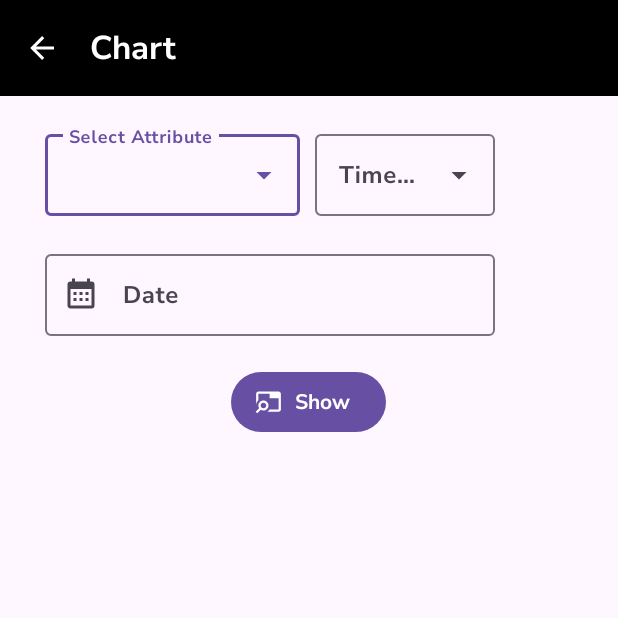
After one commit to d3m0l15h/AirView_NT118, an Android app: the ChartActivity screen opened directly, with no data from a screen before it, on a phone screen of 412 x 824 dp, the top half of it. The commit adds this screen. Run offline under Robolectric (Android 15) with nearby library versions, the phone set to English and light mode, and no system bars; Roboto replaces fonts that are not available here.

Commit message:
screen 5

```diff
--- a/app/src/main/AndroidManifest.xml
+++ b/app/src/main/AndroidManifest.xml
@@ -17,7 +17,8 @@
         android:roundIcon="@mipmap/air"
         android:supportsRtl="true"
         android:theme="@style/Theme.AirView"
-        tools:targetApi="31">
+        tools:targetApi="31"
+        >
 
         <meta-data
             android:name="com.google.android.geo.API_KEY"
@@ -37,6 +38,9 @@
             android:exported="false" />
         <activity
             android:name=".HomeActivity"
+            android:exported="false" />
+        <activity
+            android:name=".ChartActivity"
             android:exported="false" />
         <activity
             android:name=".DashboardActivity"
--- /dev/null
+++ b/app/src/main/java/uit/com/airview/ChartActivity.java
@@ -0,0 +1,86 @@
+package uit.com.airview;
+
+import android.annotation.SuppressLint;
+import android.content.Intent;
+import android.os.Bundle;
+import android.view.View;
+import android.widget.ArrayAdapter;
+
+import androidx.annotation.Nullable;
+import androidx.appcompat.app.AppCompatActivity;
+
+import com.google.android.material.appbar.MaterialToolbar;
+import com.google.android.material.datepicker.MaterialDatePicker;
+import com.google.android.material.datepicker.MaterialPickerOnPositiveButtonClickListener;
+import com.google.android.material.textfield.MaterialAutoCompleteTextView;
+import com.google.android.material.textfield.TextInputEditText;
+import com.google.android.material.textfield.TextInputLayout;
+
+import java.text.SimpleDateFormat;
+import java.util.Date;
+import java.util.Locale;
+
+public class ChartActivity extends AppCompatActivity {
+    private MaterialToolbar topAppBar;
+    private TextInputLayout dateTextField;
+    private TextInputEditText dateTextInput;
+//    privave AutoCompleteTextView attribiteDate;
+
+    @SuppressLint({"SetTextI18n", "ClickableViewAccessibility"})
+    @Override
+    protected void onCreate(@Nullable Bundle savedInstanceState) {
+        super.onCreate(savedInstanceState);
+        setContentView(R.layout.screen5);
+
+        topAppBar = findViewById(R.id.topAppBar);
+        dateTextField = findViewById(R.id.dateTextField);
+        dateTextInput = findViewById(R.id.dateTextInput);
+
+        String[] attrItems = {"Temperature", "Humidity", "CO2"};
+        String[] tfItems = {"Day", "Month", "Year"};
+        @SuppressLint("WrongViewCast")
+        MaterialAutoCompleteTextView attrTextField = findViewById(R.id.attributeMenu);
+        @SuppressLint("WrongViewCast")
+        MaterialAutoCompleteTextView tfTextField = findViewById(R.id.attributeMenu2); // Replace R.id.textField with your actual view ID
+        if (attrTextField != null) {
+            ArrayAdapter<String> adapter = new ArrayAdapter<>(this, android.R.layout.simple_dropdown_item_1line, attrItems);
+            attrTextField.setAdapter(adapter);
+        }
+
+        if (tfTextField != null) {
+            ArrayAdapter<String> adapter = new ArrayAdapter<>(this, android.R.layout.simple_dropdown_item_1line, tfItems);
+            tfTextField.setAdapter(adapter);
+        }
+
+        dateTextField.setStartIconOnClickListener(new View.OnClickListener() {
+            @Override
+            public void onClick(View v) {
+                MaterialDatePicker<Long> datePicker = MaterialDatePicker.Builder.datePicker()
+                        .setTitleText("Select date")
+                        .setSelection(MaterialDatePicker.todayInUtcMilliseconds())
+                        .build();
+
+                datePicker.show(getSupportFragmentManager(), datePicker.toString());
+
+                datePicker.addOnPositiveButtonClickListener(new MaterialPickerOnPositiveButtonClickListener<Long>() {
+                    @Override
+                    public void onPositiveButtonClick(Long selection) {
+                        String date = new SimpleDateFormat("dd/MM/yyyy", Locale.getDefault()).format(new Date(selection));
+                        dateTextInput.setText(date);
+                    }
+                });
+            }
+        });
+
+        topAppBar.setNavigationOnClickListener(new View.OnClickListener() {
+            @Override
+            public void onClick(View v) {
+                // Handle navigation icon press
+                Intent intent = new Intent(v.getContext(), DashboardActivity.class);
+                startActivity(intent);
+            }
+        });
+
+
+    }
+}
--- /dev/null
+++ b/app/src/main/res/drawable/back_btn.xml
@@ -0,0 +1,11 @@
+<!--  drawable/arrow_left.xml  -->
+<vector xmlns:android="http://schemas.android.com/apk/res/android"
+    android:width="24dp"
+    android:height="24dp"
+    android:tint="@color/white"
+    android:viewportWidth="24"
+    android:viewportHeight="24">
+    <path
+        android:fillColor="#000000"
+        android:pathData="M20,11V13H8L13.5,18.5L12.08,19.92L4.16,12L12.08,4.08L13.5,5.5L8,11H20Z" />
+</vector>
--- /dev/null
+++ b/app/src/main/res/drawable/calendar_month.xml
@@ -0,0 +1,10 @@
+<!--  drawable/calendar_month.xml  -->
+<vector xmlns:android="http://schemas.android.com/apk/res/android"
+    android:width="24dp"
+    android:height="24dp"
+    android:viewportWidth="24"
+    android:viewportHeight="24">
+    <path
+        android:fillColor="#000000"
+        android:pathData="M9,10V12H7V10H9M13,10V12H11V10H13M17,10V12H15V10H17M19,3A2,2 0 0,1 21,5V19A2,2 0 0,1 19,21H5C3.89,21 3,20.1 3,19V5A2,2 0 0,1 5,3H6V1H8V3H16V1H18V3H19M19,19V8H5V19H19M9,14V16H7V14H9M13,14V16H11V14H13M17,14V16H15V14H17Z" />
+</vector>
--- /dev/null
+++ b/app/src/main/res/drawable/tab_search.xml
@@ -0,0 +1,4 @@
+<!--  drawable/tab_search.xml  -->
+<vector xmlns:android="http://schemas.android.com/apk/res/android" android:height="24dp" android:width="24dp" android:viewportWidth="24" android:viewportHeight="24">
+    <path android:fillColor="#fff" android:pathData="M7.5 11C5 11 3 13 3 15.5C3 16.38 3.25 17.21 3.69 17.9L.61 21L2 22.39L5.12 19.32C5.81 19.75 6.63 20 7.5 20C10 20 12 18 12 15.5S10 11 7.5 11M7.5 18C6.12 18 5 16.88 5 15.5S6.12 13 7.5 13 10 14.12 10 15.5 8.88 18 7.5 18M23 5V19C23 20.11 22.11 21 21 21H10.95C11.76 20.5 12.45 19.81 12.97 19H21V9H13V5H3V10.82C1.77 12 1 13.66 1 15.5V5C1 3.9 1.9 3 3 3H21C22.11 3 23 3.9 23 5Z"/>
+</vector>
--- /dev/null
+++ b/app/src/main/res/layout/screen5.xml
@@ -0,0 +1,101 @@
+<?xml version="1.0" encoding="utf-8"?>
+<RelativeLayout xmlns:android="http://schemas.android.com/apk/res/android"
+    xmlns:app="http://schemas.android.com/apk/res-auto"
+    xmlns:tools="http://schemas.android.com/tools"
+    android:layout_width="match_parent"
+    android:layout_height="match_parent"
+    tools:context=".ChartActivity">
+
+    <com.google.android.material.appbar.AppBarLayout
+        android:layout_width="match_parent"
+        android:layout_height="wrap_content">
+
+        <com.google.android.material.appbar.MaterialToolbar
+            android:id="@+id/topAppBar"
+            android:layout_width="match_parent"
+            android:layout_height="match_parent"
+            android:background="@color/black"
+            android:minHeight="?attr/actionBarSize"
+            app:navigationIcon="@drawable/back_btn"
+            app:title="Chart"
+            app:titleTextColor="@color/white" />
+
+        <LinearLayout
+            android:layout_width="match_parent"
+            android:layout_height="wrap_content"
+            android:orientation="vertical">
+
+            <LinearLayout
+                android:layout_width="match_parent"
+                android:layout_height="wrap_content"
+                android:orientation="horizontal">
+
+                <com.google.android.material.textfield.TextInputLayout
+                    android:id="@+id/menu"
+                    style="@style/Widget.Material3.TextInputLayout.OutlinedBox.ExposedDropdownMenu"
+                    android:layout_width="170dp"
+                    android:layout_height="wrap_content"
+                    android:layout_marginStart="30dp"
+                    android:layout_marginTop="20dp"
+                    android:hint="Select Attribute">
+
+                    <AutoCompleteTextView
+                        android:id="@+id/attributeMenu"
+                        android:layout_width="match_parent"
+                        android:layout_height="wrap_content"
+                        android:inputType="none" />
+                </com.google.android.material.textfield.TextInputLayout>
+
+                <com.google.android.material.textfield.TextInputLayout
+                    android:id="@+id/menu2"
+                    style="@style/Widget.Material3.TextInputLayout.OutlinedBox.ExposedDropdownMenu"
+                    android:layout_width="120dp"
+                    android:layout_height="wrap_content"
+                    android:layout_marginStart="10dp"
+                    android:layout_marginTop="20dp"
+                    android:hint="Timeframe">
+
+                    <AutoCompleteTextView
+                        android:id="@+id/attributeMenu2"
+                        android:layout_width="match_parent"
+                        android:layout_height="wrap_content"
+                        android:inputType="none" />
+                </com.google.android.material.textfield.TextInputLayout>
+            </LinearLayout>
+
+            <com.google.android.material.textfield.TextInputLayout
+                android:id="@+id/dateTextField"
+                android:layout_width="300dp"
+                android:layout_height="wrap_content"
+                android:layout_marginStart="30dp"
+                android:layout_marginTop="20dp"
+                android:focusable="false"
+                android:hint="Date"
+                app:startIconContentDescription="Enter Date"
+                app:startIconDrawable="@drawable/calendar_month">
+
+                <com.google.android.material.textfield.TextInputEditText
+                    android:id="@+id/dateTextInput"
+                    android:layout_width="match_parent"
+                    android:layout_height="wrap_content"
+                    android:focusable="false"
+                    android:hint=""
+                    android:inputType="datetime" />
+
+            </com.google.android.material.textfield.TextInputLayout>
+
+            <Button
+                android:id="@+id/showButton"
+                style="@style/Widget.Material3.Button.Icon"
+                android:layout_width="wrap_content"
+                android:layout_height="wrap_content"
+                android:layout_marginTop="20dp"
+                android:text="Show"
+                app:icon="@drawable/tab_search"
+                android:layout_gravity="center"
+                />
+        </LinearLayout>
+
+    </com.google.android.material.appbar.AppBarLayout>
+
+</RelativeLayout>
```
Also changed, not shown: app/src/main/java/uit/com/airview/DashboardActivity.java (+112 -74 lines), app/src/main/res/layout/screen4.xml (+4 -4 lines), app/src/main/res/menu/overflow_menu.xml (added, +10 -0 lines).
